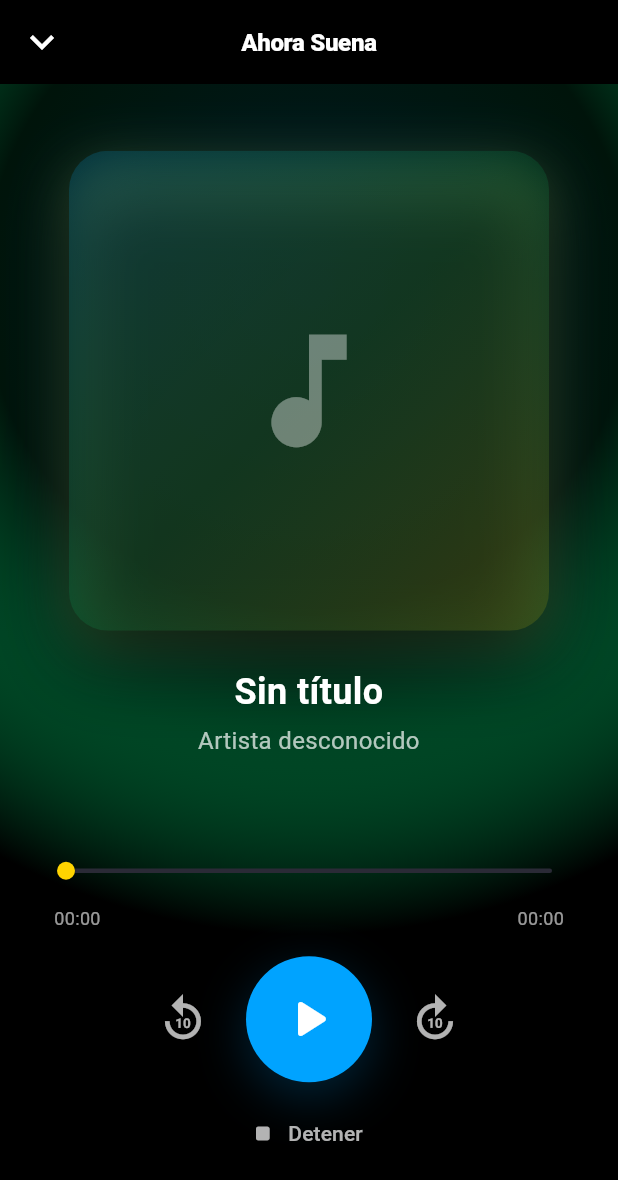
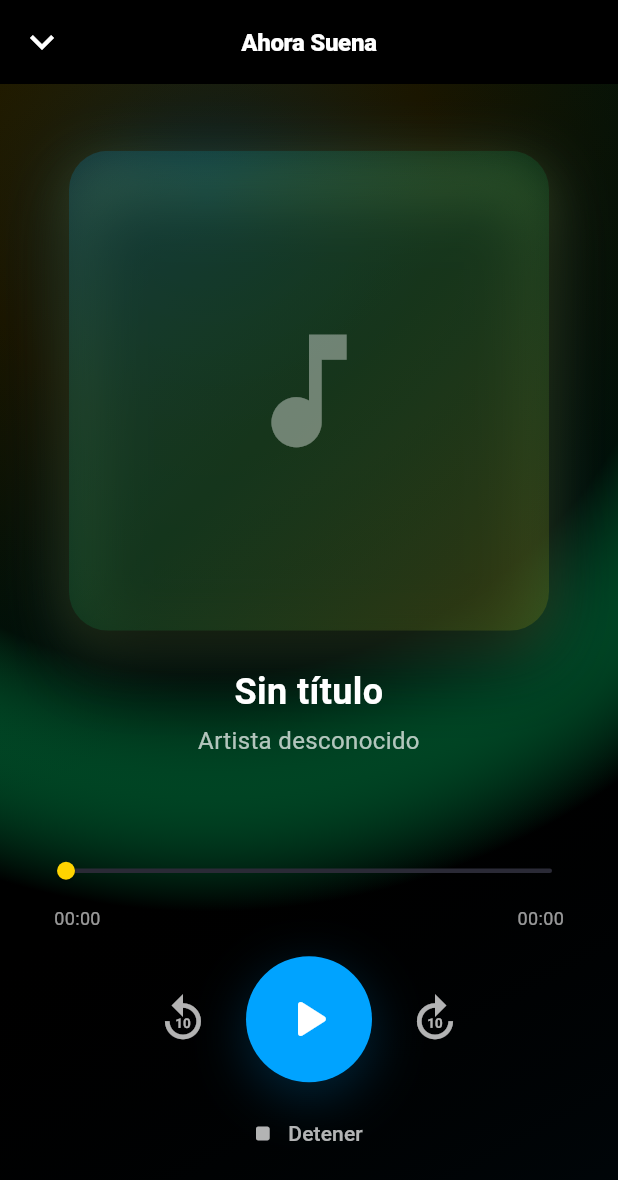
Before and after one commit to jbsbookme/Zylofm, a Flutter app: the NowPlayingScreen screen opened directly with empty values, after a tap on the "play arrow" icon, on a phone screen of 412 x 824 dp. Shown: the top 1180 px of the screen. Run offline on Flutter 3.47's test engine with Material 3 defaults, Android fonts, the phone set to English and light mode, and no system bars; our stand-ins replace audio_service, just_audio, rxdart; missing offline and left inert: audio_session; network calls fail.

Commit message:
UI polish: animated neon backdrop + pulsing controls; iOS audio session keepalive

```diff
--- a/lib/audio/zylo_audio_handler.dart
+++ b/lib/audio/zylo_audio_handler.dart
@@ -27,6 +27,8 @@ enum ZyloContentType {
 class ZyloAudioHandler extends BaseAudioHandler with QueueHandler, SeekHandler {
   final AudioPlayer _player = AudioPlayer();
 
+  Future<void>? _audioSessionConfigured;
+
   // Streams para UI
   final BehaviorSubject<ZyloPlayerState> _playerState =
       BehaviorSubject.seeded(ZyloPlayerState.idle);
@@ -55,8 +57,12 @@ class ZyloAudioHandler extends BaseAudioHandler with QueueHandler, SeekHandler {
   bool get isLiveContent => _contentType.value == ZyloContentType.radio;
 
   ZyloAudioHandler() {
-    _configureAudioSession();
+    _ensureAudioSessionConfigured();
     _initializeListeners();
+  }
+
+  Future<void> _ensureAudioSessionConfigured() {
+    return _audioSessionConfigured ??= _configureAudioSession();
   }
 
   Future<void> _configureAudioSession() async {
@@ -66,6 +72,16 @@ class ZyloAudioHandler extends BaseAudioHandler with QueueHandler, SeekHandler {
       await session.setActive(true);
     } catch (e) {
       if (kDebugMode) debugPrint('AudioSession configure failed: $e');
+    }
+  }
+
+  Future<void> _ensureAudioSessionActive() async {
+    try {
+      await _ensureAudioSessionConfigured();
+      final session = await AudioSession.instance;
+      await session.setActive(true);
+    } catch (e) {
+      if (kDebugMode) debugPrint('AudioSession setActive failed: $e');
     }
   }
 
@@ -145,6 +161,7 @@ class ZyloAudioHandler extends BaseAudioHandler with QueueHandler, SeekHandler {
     String? coverUrl,
     int? durationSec,
   }) async {
+    await _ensureAudioSessionActive();
     _playerState.add(ZyloPlayerState.loading);
     _contentType.add(ZyloContentType.mix);
 
@@ -181,6 +198,7 @@ class ZyloAudioHandler extends BaseAudioHandler with QueueHandler, SeekHandler {
     required String streamUrl,
     String? coverUrl,
   }) async {
+    await _ensureAudioSessionActive();
     _playerState.add(ZyloPlayerState.loading);
     _contentType.add(ZyloContentType.radio);
 
@@ -209,6 +227,7 @@ class ZyloAudioHandler extends BaseAudioHandler with QueueHandler, SeekHandler {
 
   @override
   Future<void> play() async {
+    await _ensureAudioSessionActive();
     await _player.play();
   }
 
--- a/lib/screens/home_screen.dart
+++ b/lib/screens/home_screen.dart
@@ -4,6 +4,7 @@
 import 'package:flutter/material.dart';
 import '../audio/zylo_audio_handler.dart';
 import '../widgets/mini_player.dart';
+import '../widgets/zylo_backdrop.dart';
 import 'now_playing_screen.dart';
 import '../theme/zylo_theme.dart';
 
@@ -93,6 +94,9 @@ class HomeScreen extends StatelessWidget {
       backgroundColor: ZyloColors.black,
       body: Stack(
         children: [
+          const Positioned.fill(
+            child: ZyloBackdrop(intensity: 0.95),
+          ),
           CustomScrollView(
             slivers: [
               SliverToBoxAdapter(
--- a/lib/screens/now_playing_screen.dart
+++ b/lib/screens/now_playing_screen.dart
@@ -5,6 +5,8 @@ import 'package:flutter/material.dart';
 import 'package:audio_service/audio_service.dart';
 import '../audio/zylo_audio_handler.dart';
 import '../theme/zylo_theme.dart';
+import '../widgets/pulsing_ring.dart';
+import '../widgets/zylo_backdrop.dart';
 
 class NowPlayingScreen extends StatelessWidget {
   final ZyloAudioHandler audioHandler;
@@ -37,22 +39,8 @@ class NowPlayingScreen extends StatelessWidget {
       body: SafeArea(
         child: Stack(
           children: [
-            Positioned.fill(
-              child: IgnorePointer(
-                child: Container(
-                  decoration: BoxDecoration(
-                    gradient: RadialGradient(
-                      center: const Alignment(0, -0.65),
-                      radius: 1.05,
-                      colors: [
-                        ZyloColors.electricBlue.withAlphaF(0.14),
-                        ZyloColors.neonGreen.withAlphaF(0.08),
-                        ZyloColors.black,
-                      ],
-                    ),
-                  ),
-                ),
-              ),
+            const Positioned.fill(
+              child: ZyloBackdrop(intensity: 1.0),
             ),
             Padding(
               padding: const EdgeInsets.symmetric(horizontal: 20),
@@ -246,10 +234,13 @@ class NowPlayingScreen extends StatelessWidget {
             children: [
               if (state == ZyloPlayerState.loading ||
                   state == ZyloPlayerState.buffering)
-                const SizedBox(
+                SizedBox(
                   width: 14,
                   height: 14,
-                  child: CircularProgressIndicator(strokeWidth: 2),
+                  child: CircularProgressIndicator(
+                    strokeWidth: 2,
+                    color: statusColor,
+                  ),
                 ),
               if (state == ZyloPlayerState.error)
                 const Icon(Icons.error_outline, size: 14, color: Color(0xFFFF4D4D)),
@@ -377,7 +368,11 @@ class NowPlayingScreen extends StatelessWidget {
                 const SizedBox(width: 16),
 
                 // Play/Pause button grande
-                AnimatedContainer(
+                PulsingRing(
+                  isActive: isPlaying && !isLoading,
+                  color: isPlaying ? ZyloColors.zyloYellow : ZyloColors.electricBlue,
+                  size: 84,
+                  child: AnimatedContainer(
                     duration: const Duration(milliseconds: 180),
                     curve: Curves.easeOut,
                     width: 84,
@@ -385,7 +380,10 @@ class NowPlayingScreen extends StatelessWidget {
                     decoration: BoxDecoration(
                       shape: BoxShape.circle,
                       color: isPlaying ? ZyloColors.zyloYellow : ZyloColors.electricBlue,
-                    boxShadow: ZyloFx.glow(isPlaying ? ZyloColors.zyloYellow : ZyloColors.electricBlue, blur: 28),
+                      boxShadow: ZyloFx.glow(
+                        isPlaying ? ZyloColors.zyloYellow : ZyloColors.electricBlue,
+                        blur: 30,
+                      ),
                     ),
                     child: isLoading
                         ? const Center(
@@ -417,6 +415,7 @@ class NowPlayingScreen extends StatelessWidget {
                                 audioHandler.play();
                               }
                             },
+                          ),
                   ),
                 ),
 
--- a/lib/widgets/equalizer_bars.dart
+++ b/lib/widgets/equalizer_bars.dart
@@ -28,7 +28,7 @@ class _EqualizerBarsState extends State<EqualizerBars> with SingleTickerProvider
     super.initState();
     _controller = AnimationController(
       vsync: this,
-      duration: const Duration(milliseconds: 900),
+      duration: const Duration(milliseconds: 720),
     );
 
     if (widget.isActive) {
@@ -63,6 +63,7 @@ class _EqualizerBarsState extends State<EqualizerBars> with SingleTickerProvider
   @override
   Widget build(BuildContext context) {
     final bars = widget.bars.clamp(3, 7);
+    final glowColor = widget.color.withValues(alpha: 0.22);
 
     return SizedBox(
       height: widget.height,
@@ -83,6 +84,15 @@ class _EqualizerBarsState extends State<EqualizerBars> with SingleTickerProvider
                   decoration: BoxDecoration(
                     color: widget.color,
                     borderRadius: BorderRadius.circular(3),
+                    boxShadow: widget.isActive
+                        ? [
+                            BoxShadow(
+                              color: glowColor,
+                              blurRadius: 10,
+                              offset: const Offset(0, 4),
+                            ),
+                          ]
+                        : null,
                   ),
                 ),
               );
--- a/lib/widgets/mini_player.dart
+++ b/lib/widgets/mini_player.dart
@@ -7,6 +7,7 @@ import '../audio/zylo_audio_handler.dart';
 import '../screens/now_playing_screen.dart';
 import '../theme/zylo_theme.dart';
 import 'equalizer_bars.dart';
+import 'pulsing_ring.dart';
 
 class MiniPlayer extends StatelessWidget {
   final ZyloAudioHandler audioHandler;
@@ -251,7 +252,11 @@ class MiniPlayer extends StatelessWidget {
     final isLoading = state == ZyloPlayerState.loading ||
                       state == ZyloPlayerState.buffering;
 
-    return AnimatedContainer(
+    return PulsingRing(
+      isActive: isPlaying && !isLoading,
+      color: isPlaying ? ZyloColors.zyloYellow : ZyloColors.electricBlue,
+      size: 46,
+      child: AnimatedContainer(
         duration: const Duration(milliseconds: 180),
         curve: Curves.easeOut,
         width: 46,
@@ -277,6 +282,7 @@ class MiniPlayer extends StatelessWidget {
                   }
                 },
         ),
+      ),
     );
   }
 
--- /dev/null
+++ b/lib/widgets/pulsing_ring.dart
@@ -0,0 +1,94 @@
+import 'dart:math' as math;
+
+import 'package:flutter/material.dart';
+
+class PulsingRing extends StatefulWidget {
+  final bool isActive;
+  final Color color;
+  final double size;
+  final Widget child;
+
+  const PulsingRing({
+    super.key,
+    required this.isActive,
+    required this.color,
+    required this.size,
+    required this.child,
+  });
+
+  @override
+  State<PulsingRing> createState() => _PulsingRingState();
+}
+
+class _PulsingRingState extends State<PulsingRing> with SingleTickerProviderStateMixin {
+  late final AnimationController _controller;
+
+  @override
+  void initState() {
+    super.initState();
+    _controller = AnimationController(
+      vsync: this,
+      duration: const Duration(milliseconds: 1200),
+    );
+
+    if (widget.isActive) {
+      _controller.repeat();
+    }
+  }
+
+  @override
+  void didUpdateWidget(covariant PulsingRing oldWidget) {
+    super.didUpdateWidget(oldWidget);
+    if (widget.isActive && !_controller.isAnimating) {
+      _controller.repeat();
+    } else if (!widget.isActive && _controller.isAnimating) {
+      _controller.stop();
+    }
+  }
+
+  @override
+  void dispose() {
+    _controller.dispose();
+    super.dispose();
+  }
+
+  @override
+  Widget build(BuildContext context) {
+    if (!widget.isActive) return widget.child;
+
+    return AnimatedBuilder(
+      animation: _controller,
+      builder: (context, _) {
+        final t = _controller.value;
+        final p = (math.sin(t * math.pi * 2) + 1) / 2; // 0..1
+        final scale = 1.0 + (p * 0.08);
+        final opacity = 0.22 + ((1 - p) * 0.18);
+
+        return Stack(
+          alignment: Alignment.center,
+          children: [
+            Transform.scale(
+              scale: scale,
+              child: Container(
+                width: widget.size + 18,
+                height: widget.size + 18,
+                decoration: BoxDecoration(
+                  shape: BoxShape.circle,
+                  border: Border.all(color: widget.color.withValues(alpha: opacity), width: 2),
+                  boxShadow: [
+                    BoxShadow(
+                      color: widget.color.withValues(alpha: opacity * 0.65),
+                      blurRadius: 26,
+                      offset: const Offset(0, 10),
+                    ),
+                  ],
+                ),
+              ),
+            ),
+            widget.child,
+          ],
+        );
+      },
+    );
+  }
+}
--- /dev/null
+++ b/lib/widgets/zylo_backdrop.dart
@@ -0,0 +1,82 @@
+import 'dart:math' as math;
+
+import 'package:flutter/material.dart';
+
+import '../theme/zylo_theme.dart';
+
+class ZyloBackdrop extends StatefulWidget {
+  final double intensity;
+
+  const ZyloBackdrop({
+    super.key,
+    this.intensity = 1,
+  });
+
+  @override
+  State<ZyloBackdrop> createState() => _ZyloBackdropState();
+}
+
+class _ZyloBackdropState extends State<ZyloBackdrop> with SingleTickerProviderStateMixin {
+  late final AnimationController _controller;
+
+  @override
+  void initState() {
+    super.initState();
+    _controller = AnimationController(
+      vsync: this,
+      duration: const Duration(milliseconds: 5200),
+    )..repeat();
+  }
+
+  @override
+  void dispose() {
+    _controller.dispose();
+    super.dispose();
+  }
+
+  @override
+  Widget build(BuildContext context) {
+    final intensity = widget.intensity < 0 ? 0.0 : (widget.intensity > 1 ? 1.0 : widget.intensity);
+
+    return IgnorePointer(
+      child: AnimatedBuilder(
+        animation: _controller,
+        builder: (context, _) {
+          final t = _controller.value;
+          final wobble = (math.sin(t * math.pi * 2) + 1) / 2; // 0..1
+          final center = Alignment.lerp(const Alignment(-0.55, -0.9), const Alignment(0.65, -0.35), wobble)!;
+
+          return Container(
+            decoration: BoxDecoration(
+              color: ZyloColors.black,
+              gradient: RadialGradient(
+                center: center,
+                radius: 1.15,
+                colors: [
+                  ZyloColors.electricBlue.withAlphaF(0.16 * intensity),
+                  ZyloColors.zyloYellow.withAlphaF(0.08 * intensity),
+                  ZyloColors.neonGreen.withAlphaF(0.06 * intensity),
+                  ZyloColors.black,
+                ],
+              ),
+            ),
+            child: Container(
+              decoration: BoxDecoration(
+                gradient: LinearGradient(
+                  begin: const Alignment(-1, -1),
+                  end: const Alignment(1, 1),
+                  colors: [
+                    ZyloColors.zyloYellow.withAlphaF(0.05 * intensity),
+                    ZyloColors.black.withAlphaF(0.0),
+                    ZyloColors.electricBlue.withAlphaF(0.04 * intensity),
+                  ],
+                  stops: [0.0, 0.55 + (wobble * 0.12), 1.0],
+                ),
+              ),
+            ),
+          );
+        },
+      ),
+    );
+  }
+}
```
Also changed, not shown: 1 other file. Lines whose indentation alone changed are shown as unchanged.
